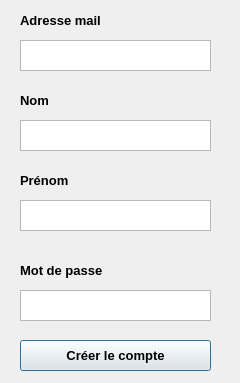
Qt form VisioFace/formsigninwindows.ui (Ghostivan/Projet-Sananes) before a commit.
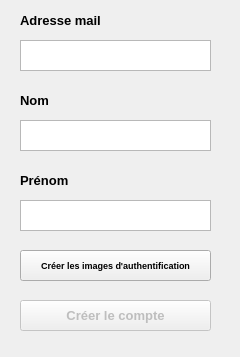
The same form after that commit.

Patch:
```diff
--- a/VisioFace/formsigninwindows.ui
+++ b/VisioFace/formsigninwindows.ui
@@ -7,7 +7,7 @@
     <x>0</x>
     <y>0</y>
     <width>240</width>
-    <height>383</height>
+    <height>357</height>
    </rect>
   </property>
   <property name="windowTitle">
@@ -59,10 +59,13 @@
    </property>
   </widget>
   <widget class="QPushButton" name="pushButton">
+   <property name="enabled">
+    <bool>false</bool>
+   </property>
    <property name="geometry">
     <rect>
      <x>20</x>
-     <y>340</y>
+     <y>300</y>
      <width>191</width>
      <height>31</height>
     </rect>
@@ -138,11 +141,11 @@
     <string>Prénom</string>
    </property>
   </widget>
-  <widget class="QTextEdit" name="textEdit_4">
+  <widget class="QPushButton" name="pushButton_2">
    <property name="geometry">
     <rect>
      <x>20</x>
-     <y>290</y>
+     <y>250</y>
      <width>191</width>
      <height>31</height>
     </rect>
@@ -150,27 +153,12 @@
    <property name="font">
     <font>
      <pointsize>7</pointsize>
-    </font>
-   </property>
-  </widget>
-  <widget class="QLabel" name="label_4">
-   <property name="geometry">
-    <rect>
-     <x>20</x>
-     <y>260</y>
-     <width>181</width>
-     <height>21</height>
-    </rect>
-   </property>
-   <property name="font">
-    <font>
-     <pointsize>10</pointsize>
      <weight>75</weight>
      <bold>true</bold>
     </font>
    </property>
    <property name="text">
-    <string>Mot de passe</string>
+    <string>Créer les images d'authentification</string>
    </property>
   </widget>
  </widget>
```
